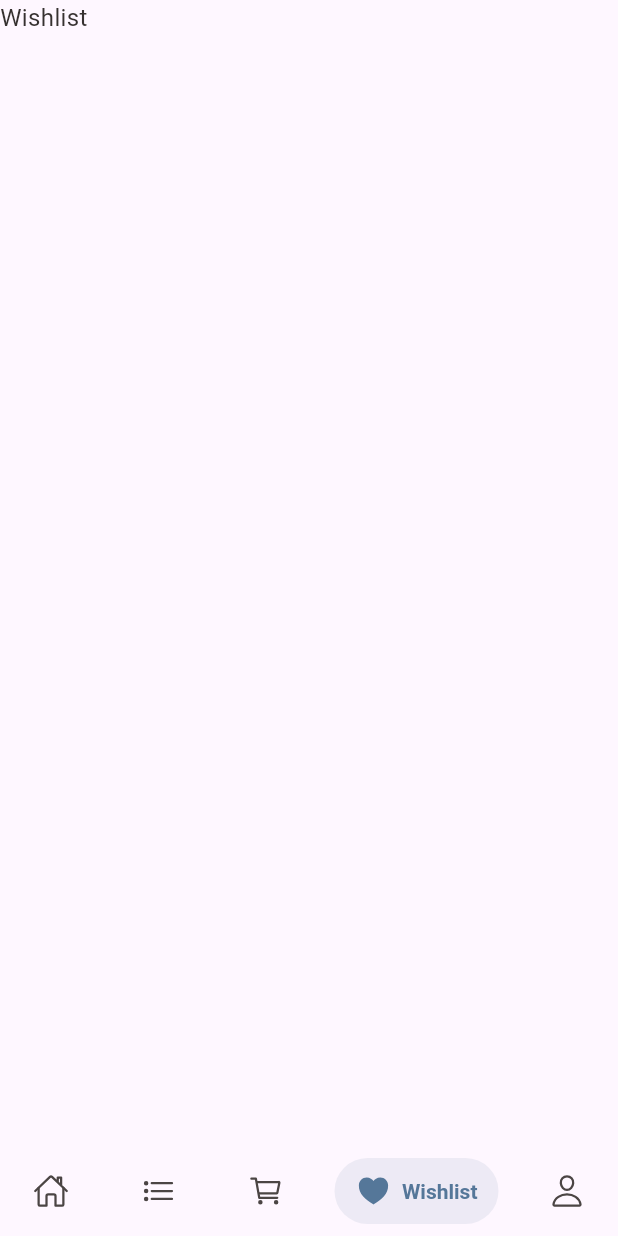
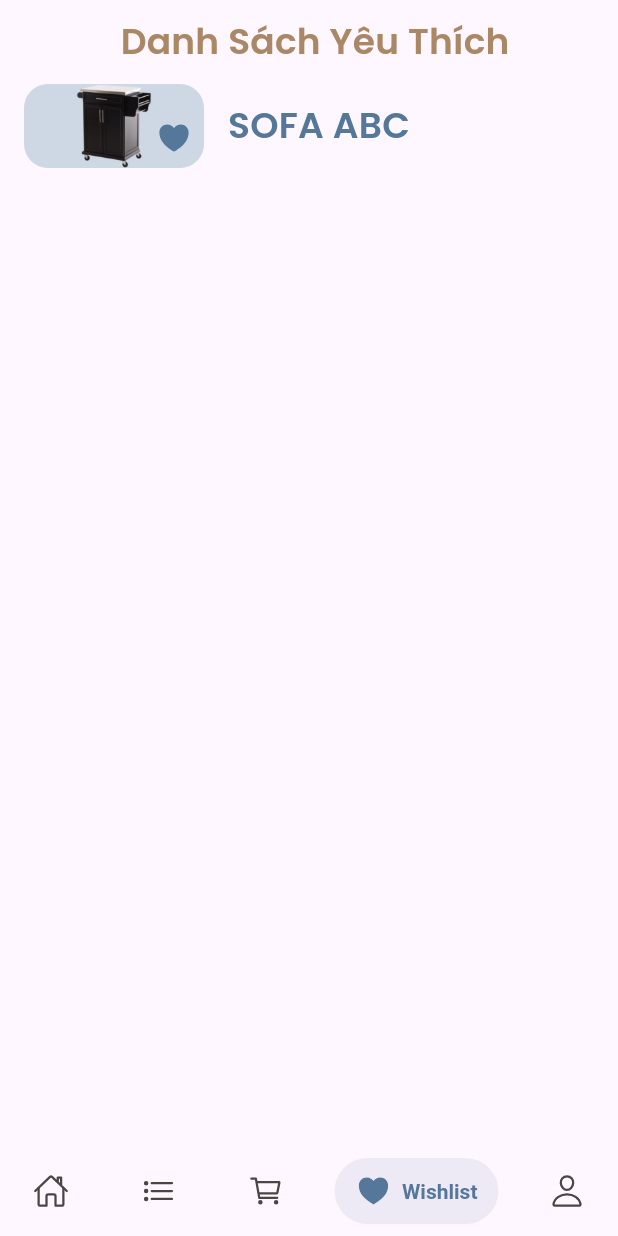
Before and after one commit to jasonn0203/hufniture, a Flutter app: the screen it shows after launch, item 4 of the bottom bar chosen, on a phone screen of 412 x 824 dp. Run offline on Flutter 3.47's test engine with Material 3 defaults, Android fonts, the phone set to English and light mode, and no system bars; drawn by our look-alikes of flutter_slidable, salomon_bottom_bar; our stand-ins replace animated_splash_screen, cached_network_image, carousel_slider, contained_tab_bar_view, device_preview, flutter_onboarding_slider and 4 more; missing offline and left inert: currency_formatter.

Commit message:
ui - wishlist + hero animation

```diff
--- a/lib/configs/toast_manager.dart
+++ b/lib/configs/toast_manager.dart
@@ -8,8 +8,8 @@ class ToastManager {
       borderRadius: 12,
       animationCurve: Curves.linearToEaseOut,
       toastDuration: const Duration(seconds: 1),
-      position: MotionToastPosition.top,
-      animationType: AnimationType.fromTop,
+      position: MotionToastPosition.bottom,
+      animationType: AnimationType.fromBottom,
       title: Text(
         title,
         style: const TextStyle(color: Colors.white),
--- a/lib/ui/screens/product_screen/product_detail/product_detail.dart
+++ b/lib/ui/screens/product_screen/product_detail/product_detail.dart
@@ -7,6 +7,7 @@ import 'package:hufniture/configs/helpers.dart';
 import 'package:hufniture/configs/route_config.dart';
 import 'package:hufniture/configs/toast_manager.dart';
 import 'package:hufniture/ui/screens/product_screen/product_review/product_review.dart';
+import 'package:hufniture/ui/screens/wishlist_screen/wishlist_screen.dart';
 import 'package:hufniture/ui/widgets/buttons/app_button.dart';
 import 'package:hufniture/ui/widgets/custom_appbar/custom_appbar.dart';
 import 'package:hufniture/ui/widgets/loading_indicator/loading_indicator.dart';
@@ -81,7 +82,9 @@ class _ProductDetailState extends State<ProductDetail> {
                         isTitle: true,
                         content: _formatPrice(250000),
                       ),
-                      IconButton(
+                      Hero(
+                        tag: 'favorite-icon',
+                        child: IconButton(
                             tooltip: 'Thêm vào yêu thích',
                             onPressed: () {
                               setState(() {
@@ -98,6 +101,17 @@ class _ProductDetailState extends State<ProductDetail> {
                                       'Xóa thành công !',
                                       'Đã xóa ra khỏi wishlist !');
                                 }
+                                // Heart icon animation
+                                Navigator.push(
+                                  context,
+                                  PageRouteBuilder(
+                                    transitionDuration: const Duration(
+                                        milliseconds:
+                                            1250), // Animation Duration
+                                    pageBuilder: (_, __, ___) =>
+                                        const WishlistScreen(),
+                                  ),
+                                );
                               });
                             },
                             icon: _isFavorite
@@ -105,7 +119,8 @@ class _ProductDetailState extends State<ProductDetail> {
                                     Ionicons.heart,
                                     color: ColorConfig.primaryColor,
                                   )
-                              : const Icon(Ionicons.heart_outline))
+                                : const Icon(Ionicons.heart_outline)),
+                      )
                     ],
                   ),
                   SizedBox(height: ConstraintConfig.kSpaceBetweenItemsSmall),
--- a/lib/ui/screens/wishlist_screen/wishlist_screen.dart
+++ b/lib/ui/screens/wishlist_screen/wishlist_screen.dart
@@ -1,12 +1,74 @@
 import 'package:flutter/material.dart';
+import 'package:flutter_slidable/flutter_slidable.dart';
+import 'package:hufniture/configs/color_config.dart';
+import 'package:hufniture/configs/helpers.dart';
+import 'package:hufniture/ui/widgets/custom_appbar/custom_appbar.dart';
+import 'package:ionicons/ionicons.dart';
 
 class WishlistScreen extends StatelessWidget {
   const WishlistScreen({super.key});
 
   @override
   Widget build(BuildContext context) {
-    return const Scaffold(
-      body: Text('Wishlist'),
+    return Scaffold(
+      appBar: const CustomAppbar(title: 'Danh Sách Yêu Thích'),
+      body: ListView.builder(
+        itemCount: 1,
+        itemBuilder: (context, index) {
+          return Slidable(
+            endActionPane: ActionPane(
+              motion: const BehindMotion(),
+              children: [
+                SlidableAction(
+                  flex: 1,
+                  onPressed: (context) {},
+                  backgroundColor: ColorConfig.primaryColor,
+                  foregroundColor: Colors.white,
+                  icon: Ionicons.trash_bin,
+                  label: 'Xóa',
+                ),
+              ],
+            ),
+            child: ListTile(
+              leading: Container(
+                height: 150,
+                width: 120,
+                decoration: BoxDecoration(
+                  borderRadius: BorderRadius.circular(16.0),
+                  color: ColorConfig.secondaryColor,
+                ),
+                child: Stack(
+                  children: [
+                    ClipRRect(
+                      borderRadius: BorderRadius.circular(16.0),
+                      child: Image.asset(
+                        '${Helpers.imgUrl}/kitchen_cart_2.png',
+                        fit: BoxFit.contain,
+                        width: 120,
+                        height: 150,
+                      ),
+                    ),
+                    const Positioned(
+                        bottom: 8,
+                        right: 8,
+                        child: Hero(
+                          tag: 'favorite-icon',
+                          child: Icon(
+                            Ionicons.heart,
+                            color: ColorConfig.primaryColor,
+                          ),
+                        )),
+                  ],
+                ),
+              ),
+              title: Text(
+                'SOFA ABC',
+                style: Theme.of(context).textTheme.titleMedium,
+              ),
+            ),
+          );
+        },
+      ),
     );
   }
 }
```
Lines whose indentation alone changed are shown as unchanged.
